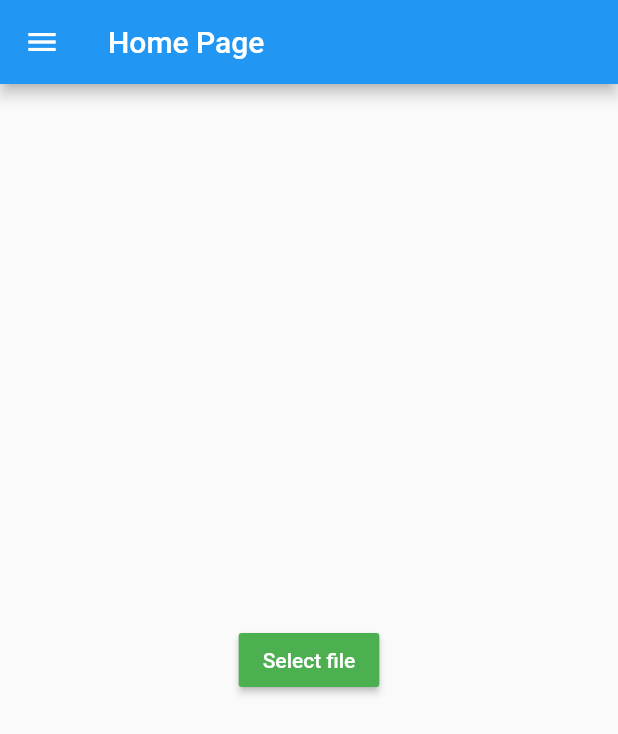
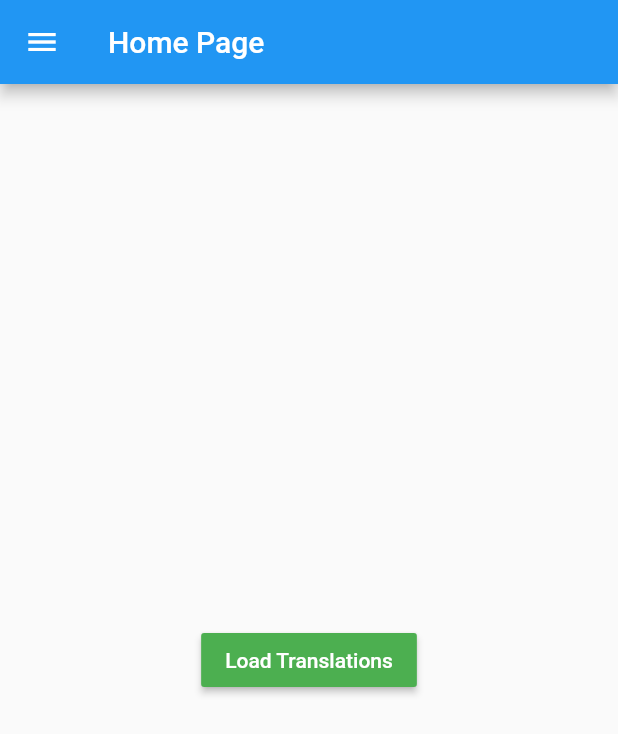
Before and after one commit to a-savka/translate-v2, a Flutter app: the screen it shows after launch, on a phone screen of 412 x 824 dp. Shown: the top 734 px of the screen. Run offline on Flutter 3.47's test engine with Material 2 defaults, Android fonts, the phone set to English and light mode, and no system bars; our stand-ins replace file_picker, get_it.

Commit message:
add provider and screen for displaying translations

```diff
--- /dev/null
+++ b/lib/domain/providers/translations.provider.dart
@@ -0,0 +1,47 @@
+import 'package:translate_1/domain/models/translation.model.dart';
+import 'package:translate_1/domain/services/filesystem.service.dart';
+
+class TranslationsProvider {
+  final FilesystemService filesystem;
+
+  List<Translation>? translations;
+  bool _isLoaded = false;
+  bool _isLoading = false;
+
+  TranslationsProvider({
+    required this.filesystem,
+  });
+
+  Future<void> _loadTranslations() async {
+    if (isLoading) {
+      return;
+    }
+
+    _isLoading = true;
+
+    try {
+      final path = await filesystem.pickFilePath();
+      if (path != null) {
+        final json = await filesystem.readJsonFile(path);
+        if (json != null) {
+          translations = Translations.fromJson(json).data;
+          _isLoaded = true;
+          _isLoading = false;
+        }
+      }
+    } catch (_) {
+      _isLoading = false;
+      rethrow;
+    }
+  }
+
+  Future<List<Translation>> getTranslations() async {
+    if (!_isLoaded) {
+      await _loadTranslations();
+    }
+    return translations ?? [];
+  }
+
+  bool get isLoaded => _isLoaded;
+  bool get isLoading => _isLoading;
+}
--- a/lib/layouts/default_layout.dart
+++ b/lib/layouts/default_layout.dart
@@ -18,17 +18,7 @@ class DefaultLayout extends StatelessWidget {
         title: const Text('Home Page'),
       ),
       drawer: const DefaultDrawer(),
-      body: Center(
-        child: Column(
-          mainAxisAlignment: MainAxisAlignment.center,
-          mainAxisSize: MainAxisSize.max,
-          children: [
-            Container(
-              child: child,
-            ),
-          ],
-        ),
-      ),
+      body: child,
     );
   }
 }
--- a/lib/pages/home_page.dart
+++ b/lib/pages/home_page.dart
@@ -1,8 +1,12 @@
 import 'package:flutter/material.dart';
+import 'package:provider/provider.dart';
 import 'package:translate_1/domain/models/translation.model.dart';
+import 'package:translate_1/domain/providers/translations.provider.dart';
 import 'package:translate_1/domain/services/filesystem.service.dart';
 import 'package:translate_1/layouts/default_layout.dart';
 import 'package:translate_1/main_di.dart';
+import 'package:translate_1/ui/translations/translations.view_model.dart';
+import 'package:translate_1/ui/translations/translations.widget.dart';
 
 class HomePage extends StatelessWidget {
   const HomePage({Key? key}) : super(key: key);
@@ -11,34 +15,12 @@ class HomePage extends StatelessWidget {
   Widget build(BuildContext context) {
     return DefaultLayout(
       title: 'Home Page',
-      child: Center(
-        child: MaterialButton(
-          onPressed: () {
-            _pickFile();
-          },
-          color: Colors.green,
-          child: const Text(
-            'Select file',
-            style: TextStyle(color: Colors.white),
-          ),
+      child: ChangeNotifierProvider<TranslationsViewModel>(
+        create: (_) => TranslationsViewModel(
+          translationsProvider: getIt.get<TranslationsProvider>(),
         ),
+        child: const TranslationsWidget(),
       ),
     );
   }
-
-  void _pickFile() async {
-    final filesystem = getIt.get<FilesystemService>();
-    final path = await filesystem.pickFilePath();
-    if (path != null) {
-      final json = await filesystem.readJsonFile(path);
-      if (json != null) {
-        final translations = Translations.fromJson(json);
-        print('Count: ${translations.data.length}');
-      } else {
-        print('Empty data');
-      }
-    } else {
-      print('No file selected');
-    }
-  }
 }
--- /dev/null
+++ b/lib/ui/translations/translations.view_model.dart
@@ -0,0 +1,26 @@
+import 'package:flutter/foundation.dart';
+import 'package:translate_1/domain/models/translation.model.dart';
+import 'package:translate_1/domain/providers/translations.provider.dart';
+
+class TranslationsViewModel extends ChangeNotifier {
+  final TranslationsProvider translationsProvider;
+
+  List<Translation>? translations;
+  bool isLoading = false;
+  bool isLoaded = false;
+
+  TranslationsViewModel({
+    required this.translationsProvider,
+  });
+
+  void loadData() async {
+    isLoading = true;
+    notifyListeners();
+    try {
+      translations = await translationsProvider.getTranslations();
+      isLoaded = true;
+    } catch (_) {}
+    isLoading = false;
+    notifyListeners();
+  }
+}
--- /dev/null
+++ b/lib/ui/translations/translations.widget.dart
@@ -0,0 +1,71 @@
+import 'package:flutter/material.dart';
+import 'package:provider/provider.dart';
+import 'package:translate_1/domain/models/translation.model.dart';
+import 'package:translate_1/ui/translations/translations.view_model.dart';
+
+class TranslationsWidget extends StatelessWidget {
+  const TranslationsWidget({Key? key}) : super(key: key);
+
+  @override
+  Widget build(BuildContext context) {
+    return Consumer<TranslationsViewModel>(
+      builder: (
+        context,
+        viewModel,
+        child,
+      ) {
+        if (viewModel.isLoading) {
+          return const Center(
+            child: CircularProgressIndicator(),
+          );
+        }
+
+        if (!viewModel.isLoaded) {
+          return Center(
+            child: MaterialButton(
+              onPressed: () {
+                viewModel.loadData();
+              },
+              color: Colors.green,
+              child: const Text(
+                'Load Translations',
+                style: TextStyle(color: Colors.white),
+              ),
+            ),
+          );
+        }
+
+        final List<Translation>? translations = viewModel.translations;
+        if (translations == null || translations.isEmpty) {
+          return const Center(
+            child: Text('No translations available'),
+          );
+        }
+
+        const Color tileColor = Color(0xFF3399FF);
+
+        return ListView.builder(
+          itemCount: translations.length,
+          itemBuilder: (BuildContext context, int index) {
+            return Container(
+              height: 50,
+              margin: const EdgeInsets.fromLTRB(5, 0, 5, 0),
+              decoration: BoxDecoration(
+                border: Border(
+                  top: BorderSide(width: 1, color: tileColor.withAlpha(0x30)),
+                ),
+                color: tileColor.withAlpha(0x10),
+              ),
+              child: Center(
+                child: Text(
+                  translations[index].text,
+                  style: TextStyle(color: tileColor.withAlpha(0xB0)),
+                ),
+              ),
+            );
+          },
+        );
+      },
+    );
+  }
+}
--- a/pubspec.yaml
+++ b/pubspec.yaml
@@ -38,6 +38,7 @@ dependencies:
   cupertino_icons: ^1.0.2
   file_picker: ^5.2.4
   get_it: ^7.2.0
+  provider: ^6.0.5
 
 dev_dependencies:
   flutter_test:
```
Also changed, not shown: lib/main_di.dart (+7 -0 lines), pubspec.lock.
